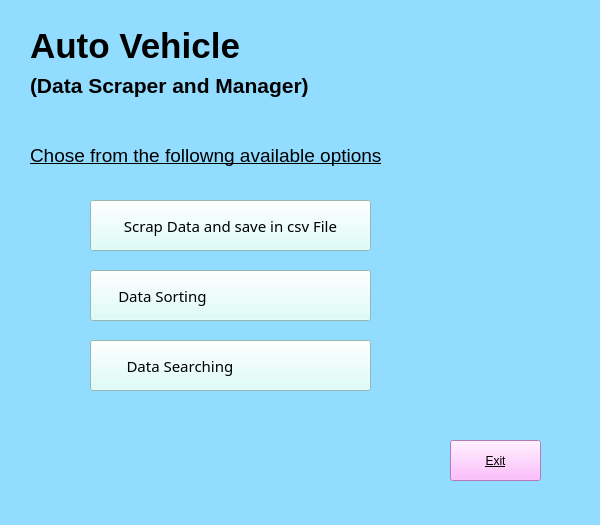
Above: MidTerm Project/GUI/Third.ui from Muneeb912-cmd/Auto-Vehicle-Data-Scaping-and-Management- before the change. Below: the same form after it.
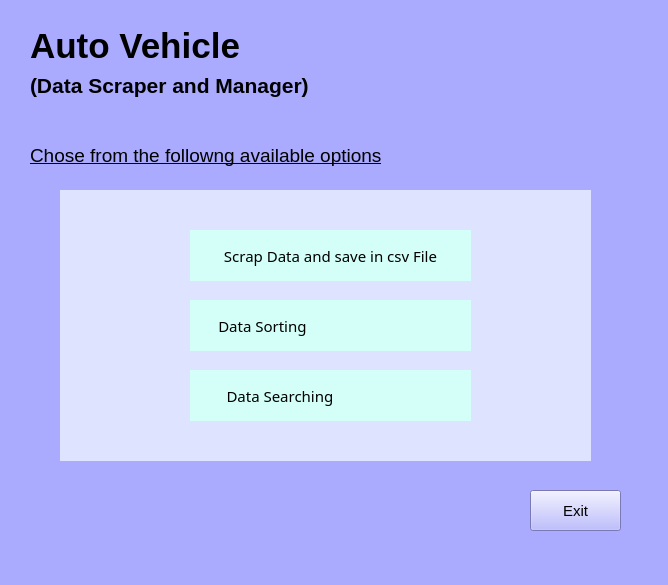
That is the form after the change. Icons and pictures are not drawn.

What changed in the file:
```diff
--- a/MidTerm Project/GUI/Third.ui
+++ b/MidTerm Project/GUI/Third.ui
@@ -6,8 +6,8 @@
    <rect>
     <x>0</x>
     <y>0</y>
-    <width>600</width>
-    <height>525</height>
+    <width>668</width>
+    <height>585</height>
    </rect>
   </property>
   <property name="font">
@@ -19,7 +19,7 @@
    <string>Form</string>
   </property>
   <property name="styleSheet">
-   <string notr="true">background-color:rgb(146, 221, 255)
+   <string notr="true">background-color:rgb(170, 170, 255)
 </string>
   </property>
   <widget class="QLabel" name="label">
@@ -86,8 +86,58 @@
   <widget class="QPushButton" name="pushButton">
    <property name="geometry">
     <rect>
-     <x>90</x>
-     <y>200</y>
+     <x>530</x>
+     <y>490</y>
+     <width>91</width>
+     <height>41</height>
+    </rect>
+   </property>
+   <property name="font">
+    <font>
+     <pointsize>11</pointsize>
+    </font>
+   </property>
+   <property name="styleSheet">
+    <string notr="true"/>
+   </property>
+   <property name="text">
+    <string>Exit</string>
+   </property>
+   <property name="icon">
+    <iconset resource="Pics/a3.qrc">
+     <normaloff>:/a3/icons8-exit-30.png</normaloff>:/a3/icons8-exit-30.png</iconset>
+   </property>
+   <property name="iconSize">
+    <size>
+     <width>50</width>
+     <height>50</height>
+    </size>
+   </property>
+  </widget>
+  <widget class="QFrame" name="frame">
+   <property name="geometry">
+    <rect>
+     <x>60</x>
+     <y>190</y>
+     <width>531</width>
+     <height>271</height>
+    </rect>
+   </property>
+   <property name="styleSheet">
+    <string notr="true">background-color:rgb(222, 228, 255);
+border :3px black; </string>
+   </property>
+   <property name="frameShape">
+    <enum>QFrame::StyledPanel</enum>
+   </property>
+   <property name="frameShadow">
+    <enum>QFrame::Raised</enum>
+   </property>
+   <widget class="QPushButton" name="scrapdata">
+    <property name="geometry">
+     <rect>
+      <x>130</x>
+      <y>40</y>
      <width>281</width>
      <height>51</height>
     </rect>
@@ -115,43 +165,11 @@
     </size>
    </property>
   </widget>
-  <widget class="QPushButton" name="pushButton_2">
+   <widget class="QPushButton" name="searchdata">
    <property name="geometry">
     <rect>
-     <x>90</x>
-     <y>270</y>
-     <width>281</width>
-     <height>51</height>
-    </rect>
-   </property>
-   <property name="font">
-    <font>
-     <family>Arial Unicode MS</family>
-     <pointsize>11</pointsize>
-    </font>
-   </property>
-   <property name="styleSheet">
-    <string notr="true">background-color:rgb(212, 255, 249)</string>
-   </property>
-   <property name="text">
-    <string>Data Sorting                                   </string>
-   </property>
-   <property name="icon">
-    <iconset resource="a7.qrc">
-     <normaloff>:/a7/images.jpg</normaloff>:/a7/images.jpg</iconset>
-   </property>
-   <property name="iconSize">
-    <size>
-     <width>50</width>
-     <height>50</height>
-    </size>
-   </property>
-  </widget>
-  <widget class="QPushButton" name="pushButton_3">
-   <property name="geometry">
-    <rect>
-     <x>90</x>
-     <y>340</y>
+      <x>130</x>
+      <y>180</y>
      <width>281</width>
      <height>51</height>
     </rect>
@@ -179,20 +197,26 @@
     </size>
    </property>
   </widget>
-  <widget class="QPushButton" name="pushButton_4">
+   <widget class="QPushButton" name="sortdata">
    <property name="geometry">
     <rect>
-     <x>450</x>
-     <y>440</y>
-     <width>91</width>
-     <height>41</height>
-    </rect>
-   </property>
+      <x>130</x>
+      <y>110</y>
+      <width>281</width>
+      <height>51</height>
+     </rect>
+    </property>
+    <property name="font">
+     <font>
+      <family>Arial Unicode MS</family>
+      <pointsize>11</pointsize>
+     </font>
+    </property>
    <property name="styleSheet">
-    <string notr="true">background-color:rgb(255, 170, 255)</string>
+     <string notr="true">background-color:rgb(212, 255, 249)</string>
    </property>
    <property name="text">
-    <string>Exit</string>
+     <string>Data Sorting                                   </string>
    </property>
    <property name="icon">
     <iconset resource="a3.qrc">
@@ -204,6 +228,7 @@
      <height>50</height>
     </size>
    </property>
+   </widget>
   </widget>
  </widget>
  <resources>
```
Left out of the diff: 24 changed lines with no effect on the pictures. Lines whose indentation alone changed are shown as unchanged.
